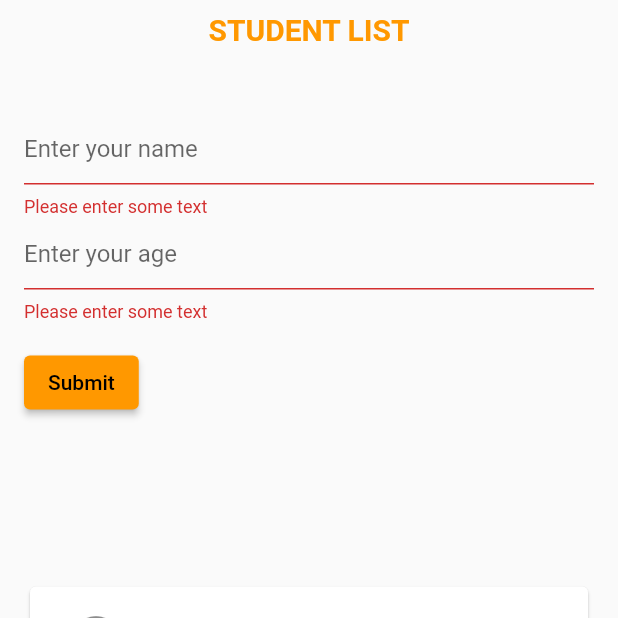
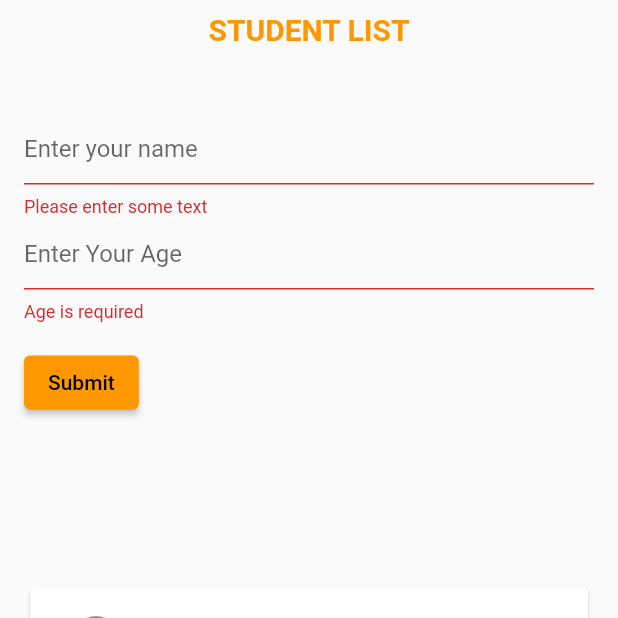
Before and after one commit to tikayesi/simple-flutter, a Flutter app: the screen it shows after launch, after a tap on "Submit", on a phone screen of 412 x 824 dp, the top half of it. Run offline on Flutter 3.47's test engine with Material 2 defaults, Android fonts, the phone set to English and light mode, and no system bars; our stand-ins replace form_field_validator.

Commit message:
refactor textfield

```diff
--- a/lib/student_screen.dart
+++ b/lib/student_screen.dart
@@ -1,8 +1,10 @@
 
 import 'package:flutter/material.dart';
+import 'package:form_field_validator/form_field_validator.dart';
 import 'package:learn_flutter/model/student.dart';
 import 'package:learn_flutter/repository/student_repository.dart';
 import 'package:learn_flutter/student_detail.dart';
+import 'package:learn_flutter/widget/text_field_widget.dart';
 
 class StudentScreen extends StatefulWidget{
 
@@ -59,18 +61,28 @@ class _Student extends State<StudentScreen>{
                         return null;
                       },
                     ),
-                    TextFormField(
-                      controller: age,
-                      decoration: const InputDecoration(
-                        hintText: 'Enter your age',
-                      ),
-                      validator: (String? value) {
-                        if (value == null || value.isEmpty) {
-                          return 'Please enter some text';
-                        }
-                        return null;
-                      },
+                    TextFieldWidget(controller: age,
+                    hintText: 'Enter Your Age',
+                    validator: MultiValidator(
+                      [
+                        RequiredValidator(errorText: 'Age is required'),
+                        MinLengthValidator(5, errorText: '5 min char')
+                      ]
                     ),
+                    ),
+
+                    // TextFormField(
+                    //   controller: age,
+                    //   decoration: const InputDecoration(
+                    //     hintText: 'Enter your age',
+                    //   ),
+                    //   validator: (String? value) {
+                    //     if (value == null || value.isEmpty) {
+                    //       return 'Please enter some text';
+                    //     }
+                    //     return null;
+                    //   },
+                    // ),
                     Padding(
                       padding: const EdgeInsets.symmetric(vertical: 16.0),
                       child: ElevatedButton(
--- /dev/null
+++ b/lib/widget/text_field_widget.dart
@@ -0,0 +1,30 @@
+import 'package:flutter/material.dart';
+
+class TextFieldWidget extends StatefulWidget {
+  final TextEditingController controller;
+  final String hintText;
+  String? Function(String? value)? validator;
+
+  TextFieldWidget({ Key? key,
+   required this.controller,
+   required this.hintText,
+   this.validator}) : super(key: key);
+
+  @override
+  _TextFieldWidgetState createState() => _TextFieldWidgetState();
+}
+
+class _TextFieldWidgetState extends State<TextFieldWidget> {
+  @override
+  Widget build(BuildContext context) {
+    return Container(
+      child: TextFormField(
+        controller: widget.controller,
+        decoration: InputDecoration(
+          hintText: widget.hintText
+        ),
+        validator: widget.validator,
+        ),
+    );
+  }
+}
--- a/pubspec.yaml
+++ b/pubspec.yaml
@@ -24,6 +24,8 @@ dependencies:
   flutter:
     sdk: flutter
   math_expressions: ^1.0.0
+  form_field_validator: ^1.1.0
+  intl: ^0.17.0
 
 
   # The following adds the Cupertino Icons font to your application.
```
Also changed, not shown: pubspec.lock.
